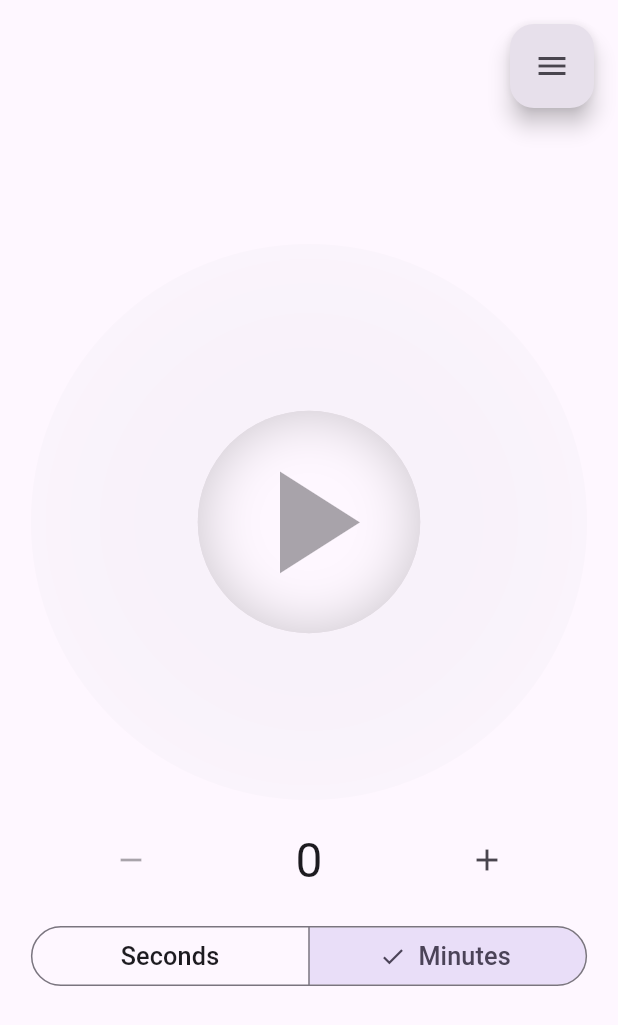
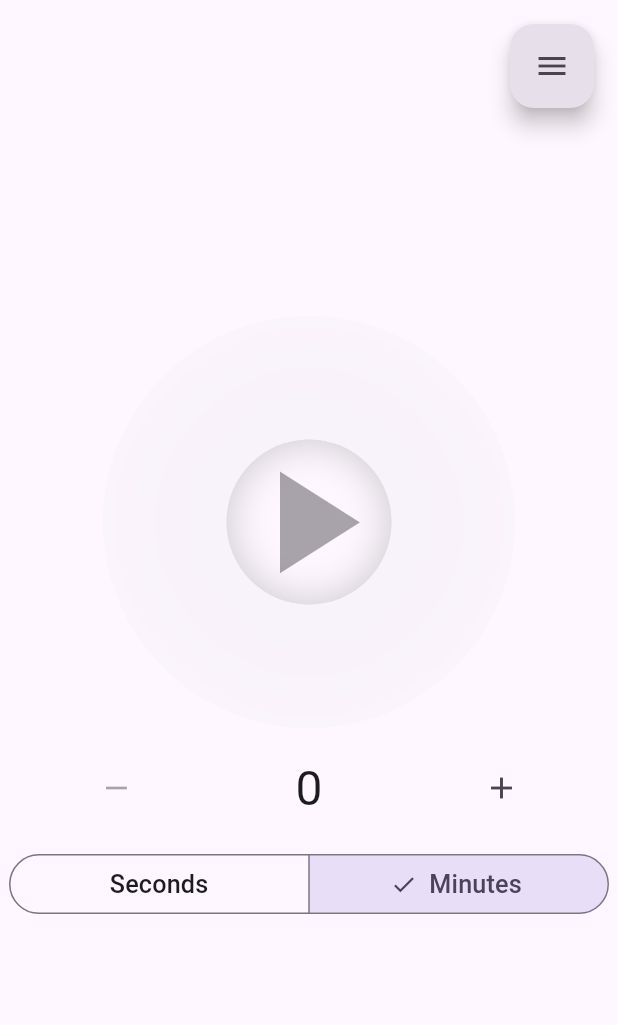
Before and after one commit to sevonj/visualtimer, a Flutter app: the screen it shows after launch, on a phone screen of 412 x 824 dp. Shown: the top 1025 px of the screen. Run offline on Flutter 3.47's test engine with Material 3 defaults, Android fonts, the light colour scheme and no system bars; our stand-ins replace package_info_plus, shared_preferences; missing offline and left inert: flutter_vibrate.

Commit message:
timer scaling fix

```diff
--- a/lib/pages/timer.dart
+++ b/lib/pages/timer.dart
@@ -108,42 +108,44 @@ class _TimerPageState extends State<TimerPage> {
   Widget build(BuildContext context) {
     double screenWidth = MediaQuery.of(context).size.width;
     double screenHeight = MediaQuery.of(context).size.height;
-    double width = clampDouble(
+    double size = clampDouble(
         min(screenWidth * .9, screenHeight * .7 - 64), 230, double.infinity);
 
     ColorScheme colorScheme = Theme.of(context).colorScheme;
     return Scaffold(
       floatingActionButtonLocation: FloatingActionButtonLocation.endTop,
-      floatingActionButton: _timer.isRunning
-          ? null
-          : Container(
-              margin: const EdgeInsets.only(top: 16),
-              child: FloatingActionButton(
-                onPressed: () => Navigator.push(
-                    context,
-                    MaterialPageRoute(
-                        builder: (context) => const SettingsPage())),
-                foregroundColor: colorScheme.onSurfaceVariant,
-                backgroundColor: colorScheme.surfaceVariant,
-                child: const Icon(Icons.menu),
-              ),
-            ),
+      floatingActionButton: _menuButton(),
       body: Center(
-        child: SingleChildScrollView(
         child: SizedBox(
-            width: width,
+          // Height limit to keep the stuff centered.
+          // Height = ring size + approx. everything else.
+          height: size + 48,
           child: Column(
             mainAxisAlignment: MainAxisAlignment.center,
             children: <Widget>[
-                Stack(
+              const SizedBox(height: 8),
+              _timerRing(size: size),
+              _timerOptions(),
+              const SizedBox(height: 8),
+            ],
+          ),
+        ),
+      ),
+    );
+  }
+
+  Widget _timerRing({required double size}) {
+    return Expanded(
+      //width: size,
+      child: Center(
+        child: Stack(
           children: <Widget>[
             AspectRatio(
               aspectRatio: 1,
               child: CustomPaint(
                 foregroundPainter: TimerPainter(
-                          minutes: _timer.isRunning
-                              ? _getTimeLeft()
-                              : _counter.toDouble(),
+                  minutes:
+                      _timer.isRunning ? _getTimeLeft() : _counter.toDouble(),
                   colorScheme: Theme.of(context).colorScheme,
                 ),
               ),
@@ -152,29 +154,34 @@ class _TimerPageState extends State<TimerPage> {
               aspectRatio: 1,
               child: Center(
                 child: IconButton(
-                          icon: Icon(
-                              _timer.isRunning ? Icons.stop : Icons.play_arrow,
-                              size: width * .315),
+                  icon: Icon(_timer.isRunning ? Icons.stop : Icons.play_arrow,
+                      size: size * .315),
                   onPressed: _counter <= 0 ? null : () => _togglePlay(),
                 ),
               ),
             ),
           ],
         ),
-                const SizedBox(height: 16),
-                AnimatedSize(
+      ),
+    );
+  }
+
+  Widget _timerOptions() {
+    return SizedBox(
+      width: 400,
+      child: AnimatedSize(
         curve: Curves.easeInOut,
         duration: const Duration(milliseconds: 200),
         child: Visibility(
           visible: !_timer.isRunning,
           child: Column(children: [
+            const SizedBox(height: 16),
             Row(
                 mainAxisAlignment: MainAxisAlignment.spaceAround,
                 children: <Widget>[
                   IconButton(
                     icon: const Icon(Icons.remove),
-                              onPressed:
-                                  _counter <= 0 ? null : () => _decrementTime(),
+                    onPressed: _counter <= 0 ? null : () => _decrementTime(),
                   ),
                   Text(
                     '${_timer.isRunning ? _getTimeLeft().toInt() : _counter}',
@@ -182,9 +189,7 @@ class _TimerPageState extends State<TimerPage> {
                   ),
                   IconButton(
                     icon: const Icon(Icons.add),
-                              onPressed: _counter >= 60
-                                  ? null
-                                  : () => _incrementTime(),
+                    onPressed: _counter >= 60 ? null : () => _incrementTime(),
                   ),
                 ]),
             const SizedBox(height: 16),
@@ -210,10 +215,23 @@ class _TimerPageState extends State<TimerPage> {
           ]),
         ),
       ),
-              ],
-            ),
-          ),
-        ),
+    );
+  }
+
+  Widget? _menuButton() {
+    ColorScheme colorScheme = Theme.of(context).colorScheme;
+    return _timer.isRunning
+        ? null
+        : Container(
+            margin: const EdgeInsets.only(top: 16),
+            child: FloatingActionButton(
+              onPressed: () => Navigator.push(
+                  context,
+                  MaterialPageRoute(
+                      builder: (context) => const SettingsPage())),
+              foregroundColor: colorScheme.onSurfaceVariant,
+              backgroundColor: colorScheme.surfaceVariant,
+              child: const Icon(Icons.menu),
             ),
           );
   }
```
Lines whose indentation alone changed are shown as unchanged.
